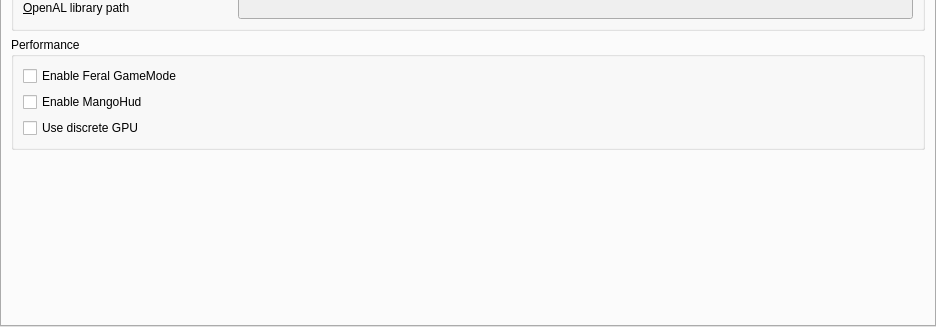
FreesmTeam/FreesmLauncher, file launcher/ui/pages/global/MinecraftPage.ui: the form before one commit; both pictures show x 0 to 936 and y 214 to 541 of the 936 by 541 pixel window.
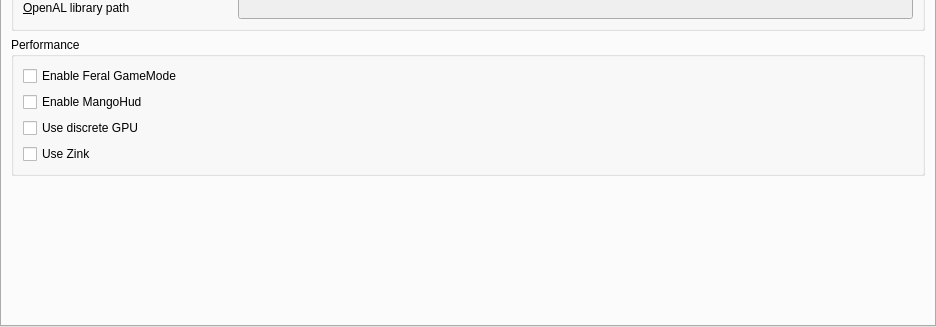
The form after the commit. The open tabs and pages were chosen to show the change.

Commit message: feat: add "use zink" button

What changed in the file:
```diff
--- a/launcher/ui/pages/global/MinecraftPage.ui
+++ b/launcher/ui/pages/global/MinecraftPage.ui
@@ -309,6 +309,16 @@
             </property>
            </widget>
           </item>
+          <item>
+           <widget class="QCheckBox" name="useZink">
+            <property name="toolTip">
+             <string>&lt;html&gt;&lt;head/&gt;&lt;body&gt;&lt;p&gt;Use Zink, a Mesa OpenGL driver that implements OpenGL on top of Vulkan. Performance may vary depending on the situation. Note: If no suitable Vulkan driver is found, software rendering will be used.&lt;/p&gt;&lt;/body&gt;&lt;/html&gt;</string>
+            </property>
+            <property name="text">
+             <string>Use Zink</string>
+            </property>
+           </widget>
+          </item>
          </layout>
         </widget>
        </item>
```
The commit also changes 5 other files.
